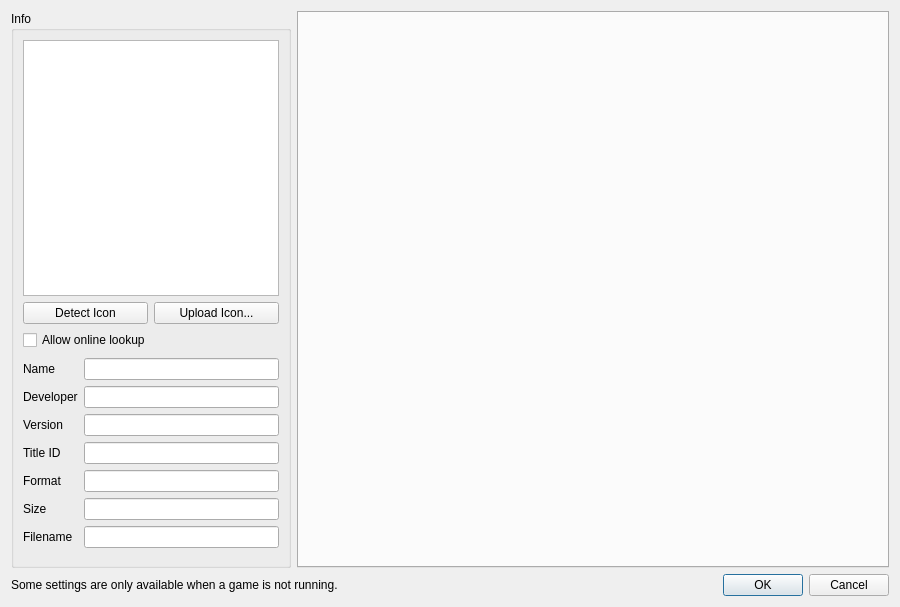
Above: src/yuzu/configuration/configure_per_game.ui from ddddng/Lichii before the change. Below: the same form after it.
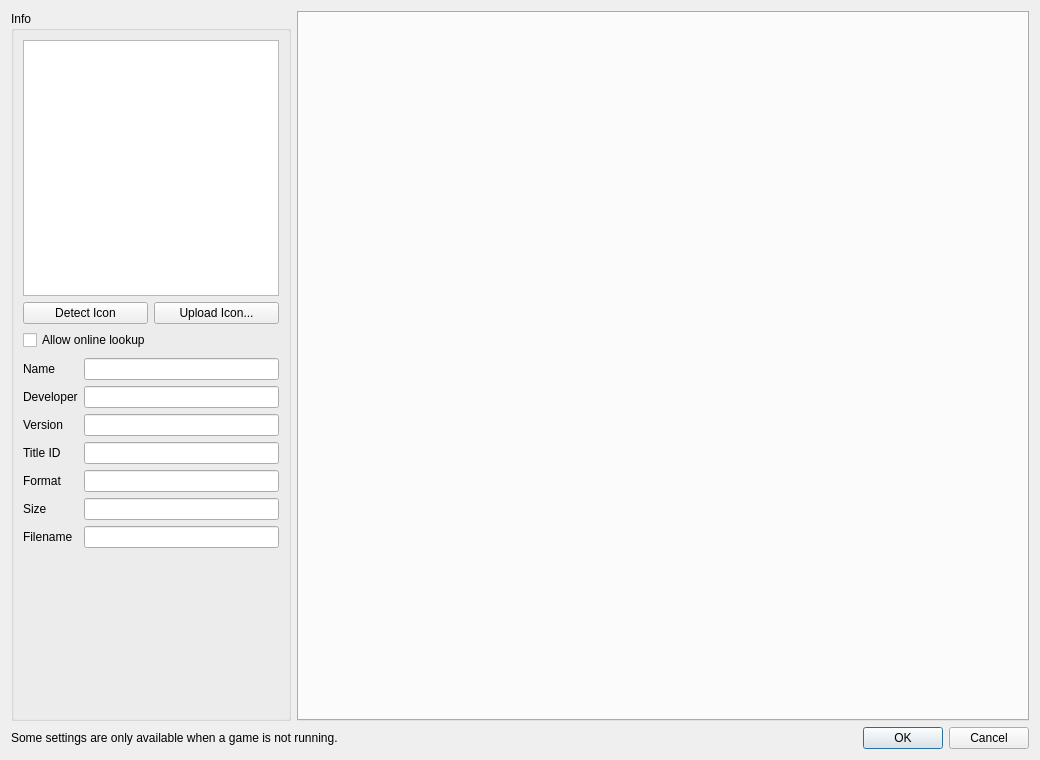
That is the form after the change.

Commit message: ui: Lichii Dark theme, fit-to-screen settings dialogs, per-game markers and What's new

```diff
--- a/src/yuzu/configuration/configure_per_game.ui
+++ b/src/yuzu/configuration/configure_per_game.ui
@@ -6,16 +6,10 @@
    <rect>
     <x>0</x>
     <y>0</y>
-    <width>900</width>
-    <height>607</height>
+    <width>1040</width>
+    <height>760</height>
    </rect>
   </property>
-  <property name="minimumSize">
-   <size>
-    <width>900</width>
-    <height>0</height>
-   </size>
-  </property>
   <property name="windowTitle">
    <string>Dialog</string>
   </property>
```
The commit also changes 209 other files.
